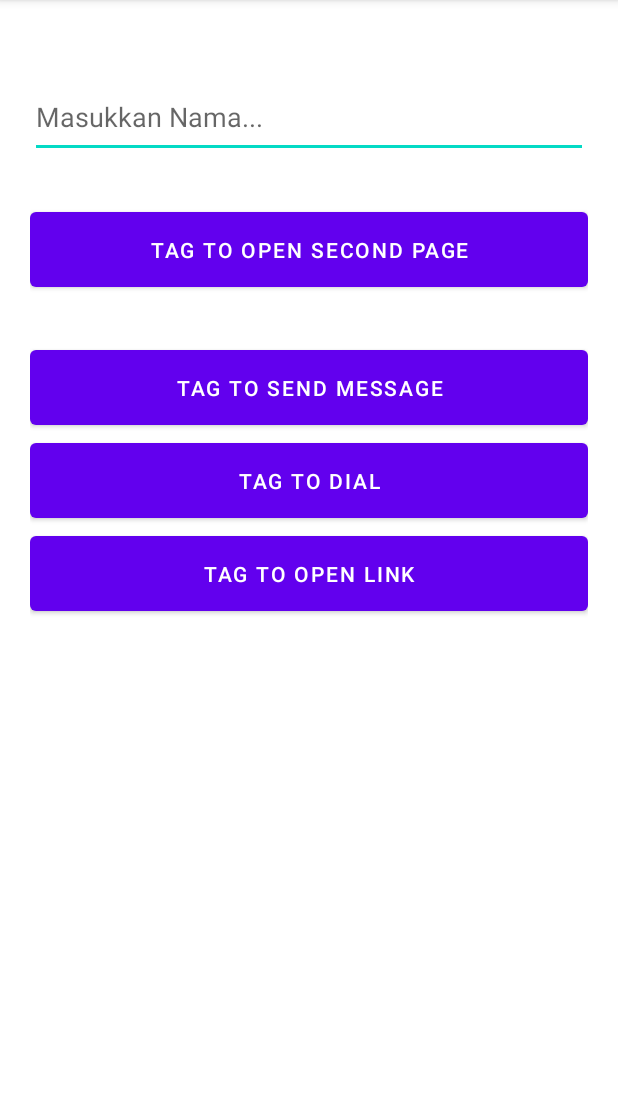
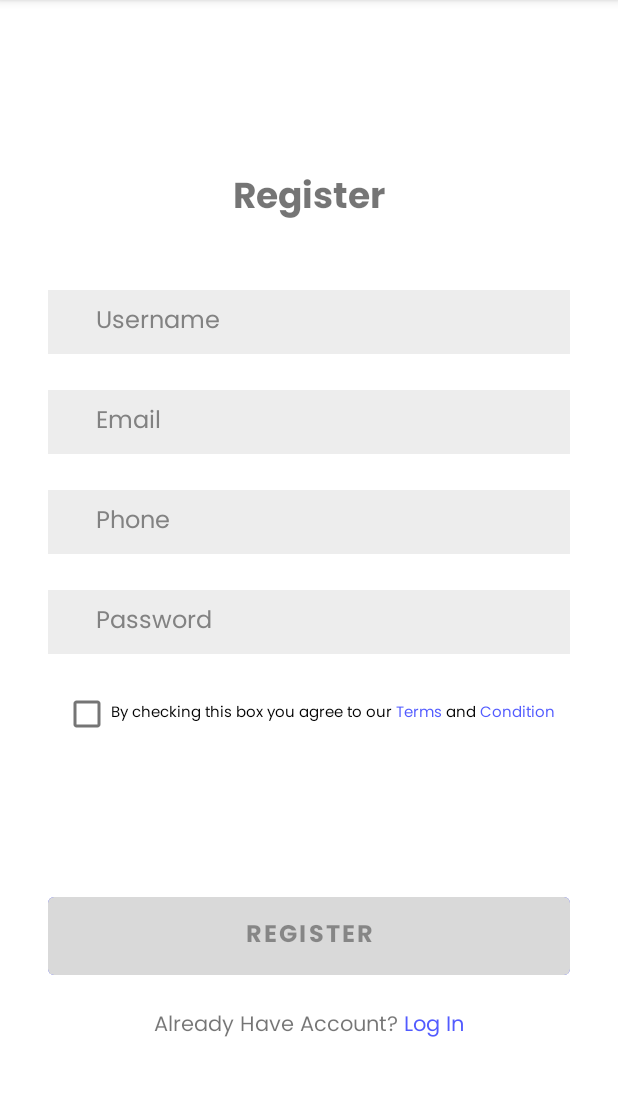
Before and after one commit to farhanhnfx/PPB-Sinau, an Android app: the screen it shows after launch (MainActivity before the commit, RegisterActivity after it), on a phone screen of 412 x 824 dp, the part 84-1180 px from its top. Run offline under Robolectric (Android 15) with nearby library versions, the phone set to English and light mode, and no system bars.

Commit message:
tugas 5 - intent register and homepage

```diff
--- a/app/src/main/java/com/example/ppb/MainActivity.kt
+++ /dev/null
@@ -1,71 +0,0 @@
-package com.example.ppb
-
-import android.content.Intent
-import android.net.Uri
-import androidx.appcompat.app.AppCompatActivity
-import android.os.Bundle
-import android.util.Log
-import android.view.View
-import android.widget.Button
-import android.widget.TextView
-import android.widget.Toast
-import com.example.ppb.databinding.ActivityMainBinding
-
-class MainActivity : AppCompatActivity() {
-    private val TAG = "MainActivityLifecycle"
-    private lateinit var binding: ActivityMainBinding
-    companion object {
-        const val EXTRA_NAME = "extra_name";
-    }
-
-    override fun onCreate(savedInstanceState: Bundle?) {
-        super.onCreate(savedInstanceState)
-        binding = ActivityMainBinding.inflate(layoutInflater)
-        setContentView(binding.root)
-
-        with (binding) {
-            btnToSecond.setOnClickListener {
-                val intentToSecondActivity =
-                    Intent(
-                        this@MainActivity,
-                        SecondActivity::class.java
-                    )
-                val name = inpName.text.toString()
-                intentToSecondActivity.putExtra(EXTRA_NAME, name)
-                startActivity(intentToSecondActivity)
-            }
-            btnSendMsg.setOnClickListener {
-                val intent = Intent(Intent.ACTION_SEND)
-                intent.type = "text/plain"
-                intent.putExtra(Intent.EXTRA_TEXT, "Test hallo!!")
-                startActivity(Intent.createChooser(intent, "Select an app"))
-            }
-            btnDial.setOnClickListener {
-                val intent = Intent(Intent.ACTION_DIAL)
-                intent.data = Uri.parse("tel:08237482948")
-                startActivity(intent)
-            }
-            btnOpenLink.setOnClickListener {
-                val intent = Intent(Intent.ACTION_VIEW)
-                intent.data = Uri.parse("https://google.com")
-                startActivity(intent)
-            }
-        }
-        Log.d(TAG, "oncreate is called")
-    }
-
-    override fun onStart() {
-        super.onStart()
-        Log.d(TAG, "onstart is called")
-    }
-
-    override fun onResume() {
-        super.onResume()
-        Log.d(TAG, "onresume is called")
-    }
-
-    override fun onPause() {
-        super.onPause()
-        Log.d(TAG, "onpause is called")
-    }
-}
--- /dev/null
+++ b/app/src/main/java/com/example/ppb/RegisterActivity.kt
@@ -0,0 +1,74 @@
+package com.example.ppb
+
+import android.app.Activity
+import android.content.Intent
+import android.graphics.Color
+import androidx.appcompat.app.AppCompatActivity
+import android.os.Bundle
+import android.widget.Toast
+import androidx.activity.result.contract.ActivityResultContracts
+import com.example.ppb.databinding.ActivityRegisterBinding
+
+class RegisterActivity : AppCompatActivity() {
+    private lateinit var binding: ActivityRegisterBinding
+    companion object {
+        const val EXTRA_USERNAME = "extra_username"
+        const val EXTRA_EMAIL = "extra_email"
+        const val EXTRA_PHONE = "extra_phone"
+    }
+
+    private val launcher = registerForActivityResult(ActivityResultContracts.StartActivityForResult()) {
+        result ->
+        if (result.resultCode == Activity.RESULT_CANCELED) {
+            binding.editUsername.text = null
+            binding.editEmail.text = null
+            binding.editPhone.text = null
+            binding.editPassword.text = null
+            binding.checkboxAgreeTnc.isChecked = false
+            binding.btnRegister.setBackgroundColor(Color.parseColor("#d9d9d9"))
+        }
+    }
+
+    override fun onCreate(savedInstanceState: Bundle?) {
+        super.onCreate(savedInstanceState)
+        binding = ActivityRegisterBinding.inflate(layoutInflater)
+        setContentView(binding.root)
+
+        with (binding) {
+            btnRegister.isEnabled = false
+            btnRegister.setBackgroundColor(Color.parseColor("#d9d9d9"))
+
+            btnRegister.setOnClickListener {
+                val username = editUsername.text.toString()
+                val email = editEmail.text.toString()
+                val phone = editPhone.text.toString()
+                val password = editPassword.text.toString()
+
+                if (username == "" || email == "" || phone == "" || password == "") {
+                    Toast.makeText(this@RegisterActivity, "Please fill all in all columns", Toast.LENGTH_SHORT).show()
+                }
+                else {
+                    val intentToHomepageActivity =
+                        Intent(this@RegisterActivity, HomepageActivity::class.java)
+                            .apply {
+                                putExtra(EXTRA_USERNAME, username)
+                                putExtra(EXTRA_EMAIL, email)
+                                putExtra(EXTRA_PHONE, phone)
+                            }
+                    launcher.launch(intentToHomepageActivity)
+                }
+            }
+
+            checkboxAgreeTnc.setOnCheckedChangeListener { _, isChecked ->
+                if (!isChecked) {
+                    btnRegister.isEnabled = false
+                    btnRegister.setBackgroundColor(Color.parseColor("#d9d9d9"))
+                }
+                else {
+                    btnRegister.isEnabled = true
+                    btnRegister.setBackgroundColor(Color.parseColor("#525BFF"))
+                }
+            }
+        }
+    }
+}
--- a/app/src/main/res/layout/activity_main.xml
+++ /dev/null
@@ -1,53 +0,0 @@
-<?xml version="1.0" encoding="utf-8"?>
-<LinearLayout xmlns:android="http://schemas.android.com/apk/res/android"
-    xmlns:app="http://schemas.android.com/apk/res-auto"
-    xmlns:tools="http://schemas.android.com/tools"
-    android:layout_width="match_parent"
-    android:layout_height="match_parent"
-    tools:context=".MainActivity"
-    android:orientation="vertical"
-    android:padding="20dp"
-    android:layout_gravity="center"
-    >
-
-    <EditText
-        android:id="@+id/inp_name"
-        android:layout_width="match_parent"
-        android:layout_height="wrap_content"
-        android:layout_marginVertical="30dp"
-        android:hint="Masukkan Nama..."
-        android:paddingVertical="15dp"
-        />
-
-    <Button
-        android:layout_width="match_parent"
-        android:layout_height="wrap_content"
-        android:id="@+id/btn_to_second"
-        android:text="TAG TO OPEN SECOND PAGE"
-        android:paddingVertical="15dp"
-        android:layout_marginBottom="30dp"
-        />
-
-    <Button
-        android:layout_width="match_parent"
-        android:layout_height="wrap_content"
-        android:id="@+id/btn_send_msg"
-        android:text="TAG TO SEND MESSAGE"
-        android:paddingVertical="15dp"
-        />
-    <Button
-        android:layout_width="match_parent"
-        android:layout_height="wrap_content"
-        android:id="@+id/btn_dial"
-        android:text="TAG TO DIAL"
-        android:paddingVertical="15dp"
-        />
-    <Button
-        android:layout_width="match_parent"
-        android:layout_height="wrap_content"
-        android:id="@+id/btn_open_link"
-        android:text="TAG TO OPEN LINK"
-        android:paddingVertical="15dp"
-        />
-
-</LinearLayout>
--- /dev/null
+++ b/app/src/main/res/layout/activity_register.xml
@@ -0,0 +1,130 @@
+<?xml version="1.0" encoding="utf-8"?>
+<androidx.constraintlayout.widget.ConstraintLayout xmlns:android="http://schemas.android.com/apk/res/android"
+    xmlns:app="http://schemas.android.com/apk/res-auto"
+    xmlns:tools="http://schemas.android.com/tools"
+    android:layout_width="match_parent"
+    android:layout_height="match_parent"
+    tools:context=".RegisterActivity"
+    android:padding="32dp"
+    >
+
+    <TextView
+        android:id="@+id/txt_register"
+        android:layout_width="wrap_content"
+        android:layout_height="wrap_content"
+        android:text="Register"
+        android:fontFamily="@font/poppins_bold"
+        android:textSize="24sp"
+        app:layout_constraintStart_toStartOf="parent"
+        app:layout_constraintEnd_toEndOf="parent"
+        app:layout_constraintTop_toTopOf="parent"
+        app:layout_constraintBottom_toTopOf="@id/edit_username"
+        android:layout_marginTop="80dp"
+        />
+
+    <EditText
+        android:id="@+id/edit_username"
+        android:layout_width="match_parent"
+        android:layout_height="wrap_content"
+        android:fontFamily="@font/poppins_regular"
+        android:hint="Username"
+        app:layout_constraintTop_toBottomOf="@id/txt_register"
+        app:layout_constraintStart_toStartOf="parent"
+        app:layout_constraintEnd_toEndOf="parent"
+        android:layout_marginTop="40dp"
+        android:background="#EDEDED"
+        android:textColorHint="#828282"
+        android:paddingVertical="8dp"
+        android:paddingHorizontal="32dp"
+        android:textSize="16sp"
+        android:inputType="text"
+        />
+
+    <EditText
+        android:id="@+id/edit_email"
+        android:layout_width="match_parent"
+        android:layout_height="wrap_content"
+        android:fontFamily="@font/poppins_regular"
+        android:hint="Email"
+        app:layout_constraintTop_toBottomOf="@id/edit_username"
+        app:layout_constraintStart_toStartOf="parent"
+        app:layout_constraintEnd_toEndOf="parent"
+        android:layout_marginTop="24dp"
+        android:background="#EDEDED"
+        android:textColorHint="#828282"
+        android:paddingVertical="8dp"
+        android:paddingHorizontal="32dp"
+        android:textSize="16sp"
+        android:inputType="textEmailAddress"
+        />
+    <EditText
+        android:id="@+id/edit_phone"
+        android:layout_width="match_parent"
+        android:layout_height="wrap_content"
+        android:fontFamily="@font/poppins_regular"
+        android:hint="Phone"
+        app:layout_constraintTop_toBottomOf="@id/edit_email"
+        app:layout_constraintStart_toStartOf="parent"
+        app:layout_constraintEnd_toEndOf="parent"
+        android:layout_marginTop="24dp"
+        android:background="#EDEDED"
+        android:textColorHint="#828282"
+        android:paddingVertical="8dp"
+        android:paddingHorizontal="32dp"
+        android:textSize="16sp"
+        android:inputType="phone"
+        />
+    <EditText
+        android:id="@+id/edit_password"
+        android:layout_width="match_parent"
+        android:layout_height="wrap_content"
+        android:fontFamily="@font/poppins_regular"
+        android:hint="Password"
+        app:layout_constraintTop_toBottomOf="@id/edit_phone"
+        app:layout_constraintStart_toStartOf="parent"
+        app:layout_constraintEnd_toEndOf="parent"
+        android:layout_marginTop="24dp"
+        android:background="#EDEDED"
+        android:textColorHint="#828282"
+        android:paddingVertical="8dp"
+        android:paddingHorizontal="32dp"
+        android:textSize="16sp"
+        android:inputType="textPassword"
+        />
+    <CheckBox
+        android:id="@+id/checkbox_agree_tnc"
+        android:layout_width="wrap_content"
+        android:layout_height="wrap_content"
+        android:text="@string/agree_tnc"
+        android:fontFamily="@font/poppins_regular"
+        android:textSize="10sp"
+        android:layout_marginTop="16dp"
+        app:layout_constraintStart_toStartOf="parent"
+        app:layout_constraintEnd_toEndOf="parent"
+        app:layout_constraintTop_toBottomOf="@id/edit_password"
+        />
+    <Button
+        android:id="@+id/btn_register"
+        android:layout_width="match_parent"
+        android:layout_height="wrap_content"
+        android:text="Register"
+        android:fontFamily="@font/poppins_bold"
+        android:textSize="16sp"
+        android:padding="12dp"
+        app:layout_constraintStart_toStartOf="parent"
+        app:layout_constraintBottom_toBottomOf="parent"
+        android:layout_marginBottom="80dp"
+        android:backgroundTint="#525BFF"
+        />
+    <TextView
+        android:layout_width="wrap_content"
+        android:layout_height="wrap_content"
+        android:text="@string/have_account"
+        app:layout_constraintStart_toStartOf="parent"
+        app:layout_constraintEnd_toEndOf="parent"
+        app:layout_constraintTop_toBottomOf="@id/btn_register"
+        android:layout_marginTop="16dp"
+        android:fontFamily="@font/poppins_regular"
+        />
+
+</androidx.constraintlayout.widget.ConstraintLayout>
--- a/app/src/main/res/values/strings.xml
+++ b/app/src/main/res/values/strings.xml
@@ -1,4 +1,5 @@
 <resources>
     <string name="app_name">PPPB</string>
-    <string name="title">Kalkulator Sederhana</string>
+    <string name="agree_tnc">By checking this box you agree to our <font color='#525BFF'>Terms</font> and <font color='#525BFF'>Condition</font></string>
+    <string name="have_account">Already Have Account? <font color='#525BFF'>Log In</font></string>
 </resources>
```
Also changed, not shown: app/src/main/AndroidManifest.xml (+2 -5 lines), app/src/main/java/com/example/ppb/HomepageActivity.kt (added, +46 -0 lines), app/src/main/java/com/example/ppb/SecondActivity.kt (deleted, +0 -44 lines), app/src/main/java/com/example/ppb/ThirdActivity.kt (deleted, +0 -35 lines), app/src/main/res/layout/activity_homepage.xml (added, +74 -0 lines), app/src/main/res/layout/activity_second.xml (deleted, +0 -29 lines), app/src/main/res/layout/activity_third.xml (deleted, +0 -26 lines), app/src/main/res/font/poppins_bold.ttf (added), app/src/main/res/font/poppins_regular.ttf (added).
